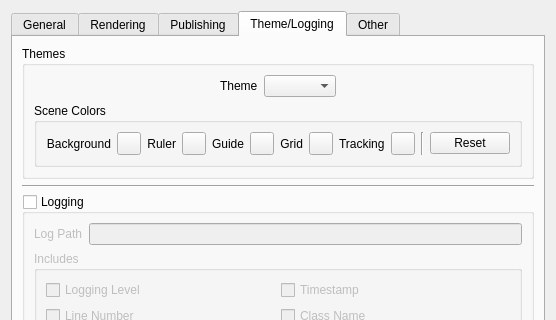
First picture: the form in mainApp/preferences.ui, repository trevorsandy/lpub3d-ci, before the edit; both pictures show x 0 to 556 and y 0 to 320 of the 556 by 757 pixel window.
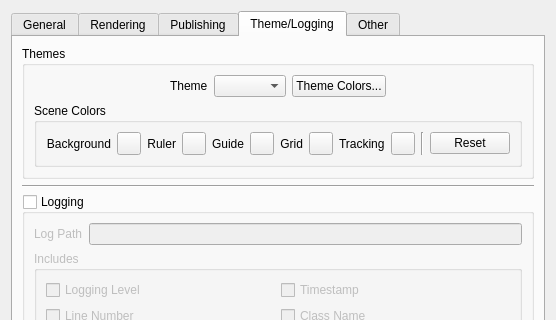
Second picture: the form after the edit. The open tabs and pages were chosen to show the change. Icons and pictures are not drawn.

Commit message: Configurable Theme colours #490

Diff of the .ui file:
```diff
--- a/mainApp/preferences.ui
+++ b/mainApp/preferences.ui
@@ -24,7 +24,7 @@
    <bool>false</bool>
   </property>
   <layout class="QGridLayout" name="gridLayout_14">
-   <item row="1" column="0">
+   <item row="2" column="0">
     <widget class="QDialogButtonBox" name="buttonBox">
      <property name="orientation">
       <enum>Qt::Horizontal</enum>
@@ -34,7 +34,7 @@
      </property>
     </widget>
    </item>
-   <item row="0" column="0">
+   <item row="1" column="0">
     <widget class="QTabWidget" name="preferencesTabWidget">
      <property name="sizePolicy">
       <sizepolicy hsizetype="Preferred" vsizetype="Minimum">
@@ -1934,33 +1934,17 @@
          <property name="title">
           <string>Themes</string>
          </property>
-         <layout class="QVBoxLayout" name="verticalLayout_18">
+         <layout class="QVBoxLayout" name="verticalLayout_2">
           <item>
-           <layout class="QHBoxLayout" name="horizontalLayout_10">
-            <item>
-             <spacer name="horizontalSpacer_5">
-              <property name="orientation">
-               <enum>Qt::Horizontal</enum>
-              </property>
-              <property name="sizeHint" stdset="0">
-               <size>
-                <width>40</width>
-                <height>20</height>
-               </size>
-              </property>
-             </spacer>
-            </item>
-            <item>
+           <layout class="QGridLayout" name="gridLayout_13">
+            <item row="0" column="1">
              <widget class="QLabel" name="themeLbl">
               <property name="text">
                <string>Theme</string>
               </property>
              </widget>
             </item>
-            <item>
-             <widget class="QComboBox" name="themeCombo"/>
-            </item>
-            <item>
+            <item row="0" column="4">
              <spacer name="horizontalSpacer_6">
               <property name="orientation">
                <enum>Qt::Horizontal</enum>
@@ -1973,6 +1957,29 @@
               </property>
              </spacer>
             </item>
+            <item row="0" column="2">
+             <widget class="QComboBox" name="themeCombo"/>
+            </item>
+            <item row="0" column="0">
+             <spacer name="horizontalSpacer_5">
+              <property name="orientation">
+               <enum>Qt::Horizontal</enum>
+              </property>
+              <property name="sizeHint" stdset="0">
+               <size>
+                <width>40</width>
+                <height>20</height>
+               </size>
+              </property>
+             </spacer>
+            </item>
+            <item row="0" column="3">
+             <widget class="QPushButton" name="themeColorsButton">
+              <property name="text">
+               <string>Theme Colors...</string>
+              </property>
+             </widget>
+            </item>
            </layout>
           </item>
           <item>
```
Left out of the diff: 1 changed line with no effect on the pictures. The commit also changes 5 other files.
